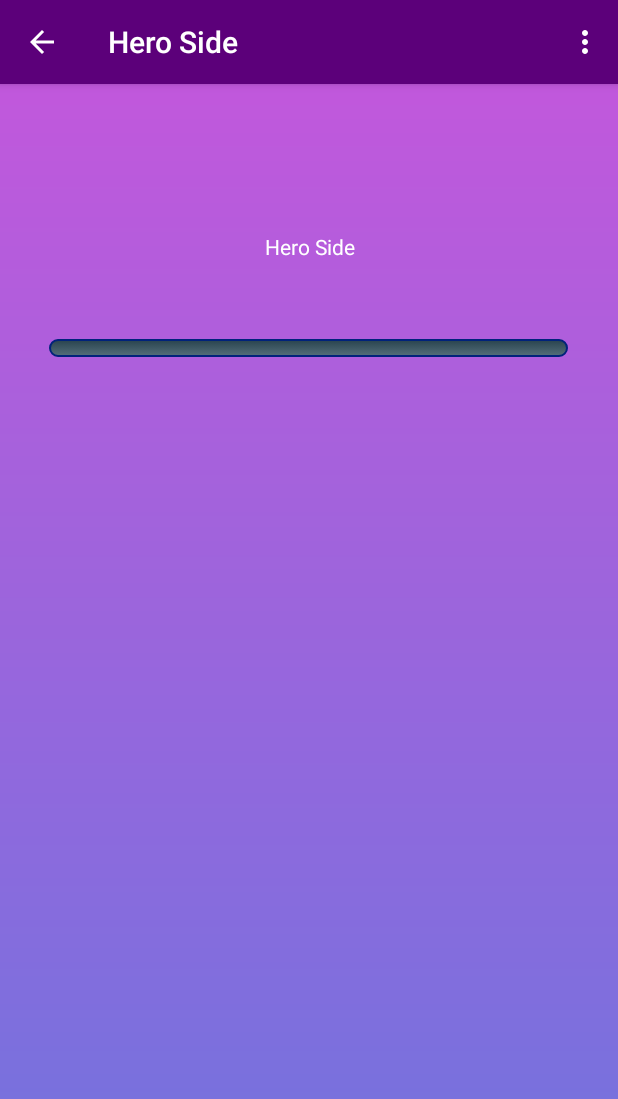
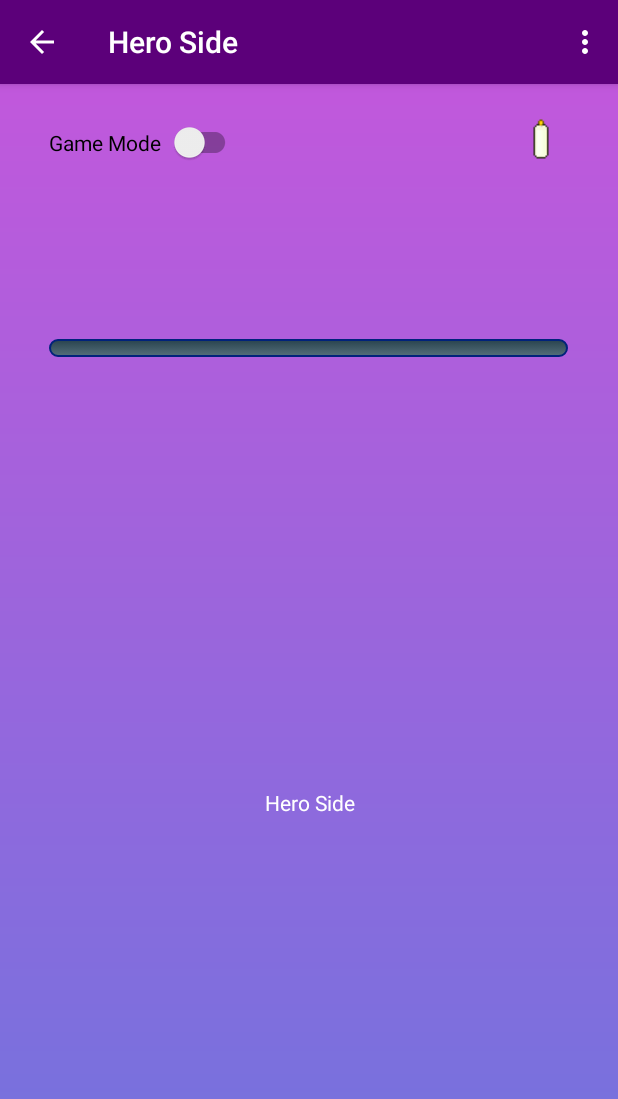
Before and after one commit to ivochan/WumpusWorldGame, an Android app: the HeroSide screen opened directly, with no data from a screen before it, on a phone screen of 412 x 824 dp. Shown: the top 1099 px of the screen. Run offline under Robolectric (Android 15) with nearby library versions, the phone set to English and light mode, and no system bars; libraries missing offline, so code that uses them is left out: game.structure.map; 5 statements that could not run were skipped.

Commit message:
posizionamento nuovi bottoni

```diff
--- a/app/src/main/res/layout/activity_hero_side.xml
+++ b/app/src/main/res/layout/activity_hero_side.xml
@@ -18,7 +18,7 @@
         app:layout_constraintEnd_toEndOf="parent"
         app:layout_constraintStart_toStartOf="parent"
         app:layout_constraintTop_toTopOf="parent"
-        app:layout_constraintVertical_bias="0.129" />
+        app:layout_constraintVertical_bias="0.628" />
 
     <GridView
         android:id="@+id/grid_view"
@@ -42,8 +42,33 @@
 
     </GridView>
 
+    <androidx.appcompat.widget.SwitchCompat
+        android:id="@+id/switch1"
+        android:layout_width="128dp"
+        android:layout_height="38dp"
+        android:text="@string/game_mode"
+        android:textOff="@string/human_mode"
+        android:textOn="@string/automatic_mode"
+        app:layout_constraintBottom_toBottomOf="parent"
+        app:layout_constraintEnd_toEndOf="parent"
+        app:layout_constraintHorizontal_bias="0.114"
+        app:layout_constraintStart_toStartOf="parent"
+        app:layout_constraintTop_toTopOf="parent"
+        app:layout_constraintVertical_bias="0.027" />
 
-
+    <ImageButton
+        android:id="@+id/imageButton4"
+        android:layout_width="wrap_content"
+        android:layout_height="wrap_content"
+        android:background="@android:color/transparent"
+        app:layout_constraintBottom_toBottomOf="parent"
+        app:layout_constraintEnd_toEndOf="parent"
+        app:layout_constraintHorizontal_bias="0.907"
+        app:layout_constraintStart_toStartOf="parent"
+        app:layout_constraintTop_toTopOf="parent"
+        app:layout_constraintVertical_bias="0.028"
+        app:srcCompat="@drawable/candle"
+        android:contentDescription="@string/candle" />
 
 
 </androidx.constraintlayout.widget.ConstraintLayout>
--- a/app/src/main/res/values/strings.xml
+++ b/app/src/main/res/values/strings.xml
@@ -45,5 +45,6 @@
     <string name="game_mode">Game Mode</string>
     <string name="automatic_mode">Automatic Player</string>
     <string name="human_mode">Human Player</string>
-    <string name="map_button">View Game map</string>
+    <string name="map_button">Game map</string>
+    <string name="candle">candle icon for info on game map</string>
 </resources>
```
Also changed, not shown: app/src/main/res/drawable-anydpi/ic_action_map.xml (added, +16 -0 lines), app/src/main/res/drawable-hdpi/ic_action_map.png (added), app/src/main/res/drawable-mdpi/ic_action_map.png (added), app/src/main/res/drawable-xhdpi/ic_action_map.png (added), app/src/main/res/drawable-xxhdpi/ic_action_map.png (added), app/src/main/res/drawable/candle.png (added), 1 other file.
